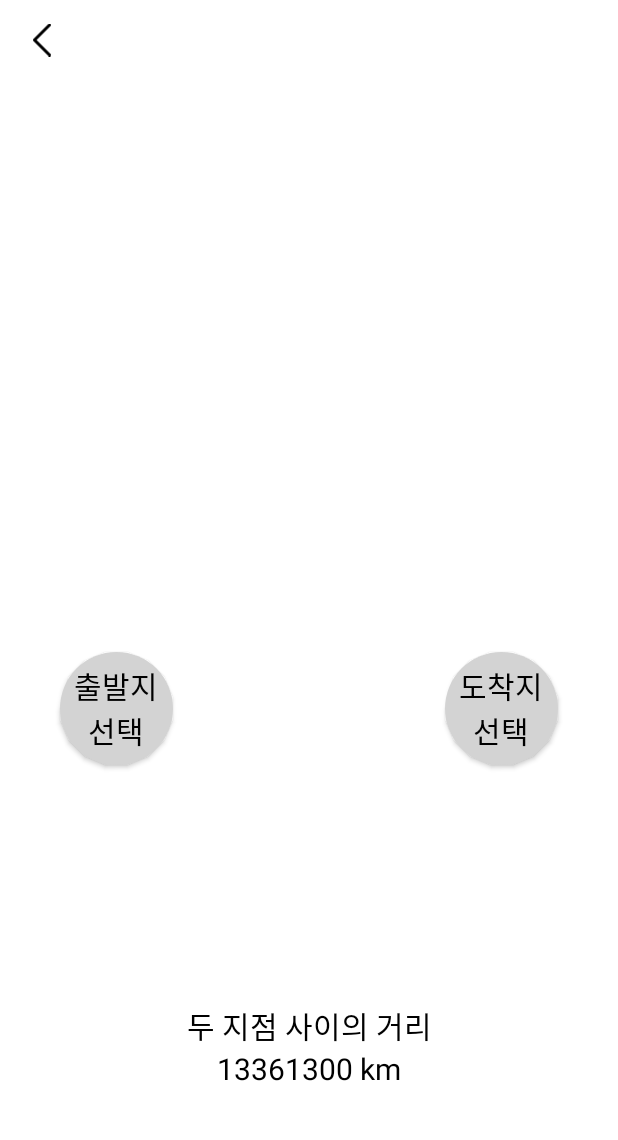
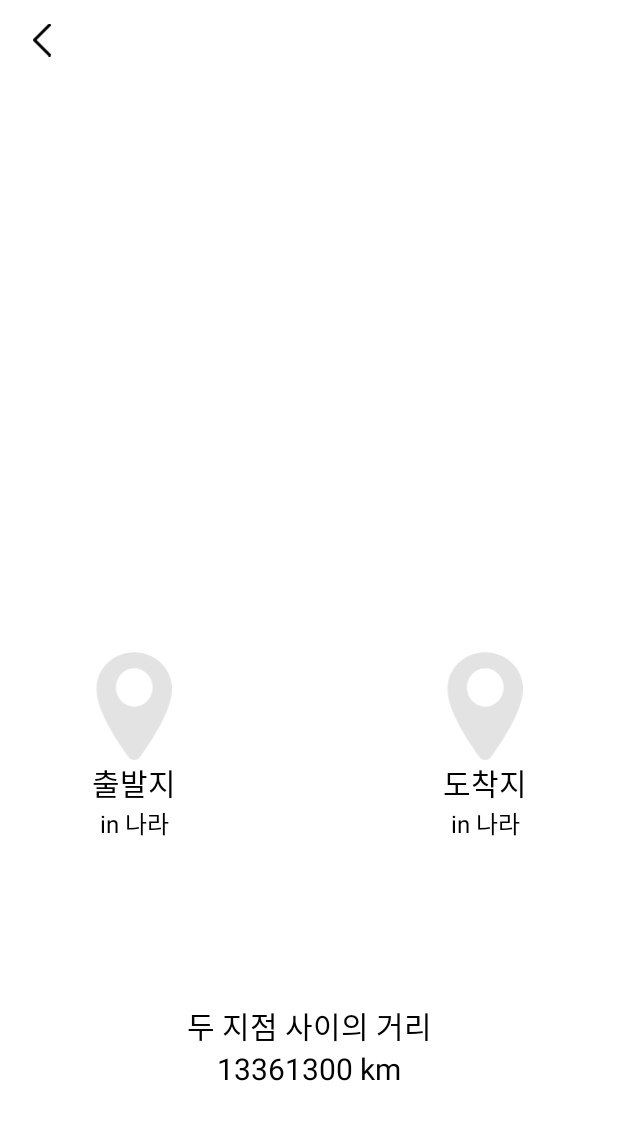
Before and after one commit to Donggrami/Donggrami-Earth1round-AOS, an Android app: the fragment CharacterCourseFragment placed in its activity, on a phone screen of 412 x 824 dp, the part 53-1193 px from its top. Run offline under Robolectric (Android 15) with nearby library versions, the phone set to English and light mode, and no system bars.

Commit message:
[Error] start/end list

```diff
--- a/app/src/main/java/com/example/earth1round_aos/main/character/CharacterCourseFragment.kt
+++ b/app/src/main/java/com/example/earth1round_aos/main/character/CharacterCourseFragment.kt
@@ -4,6 +4,7 @@ import android.os.Bundle
 import android.view.LayoutInflater
 import android.view.View
 import android.view.ViewGroup
+import android.widget.Toast
 import androidx.fragment.app.Fragment
 import androidx.fragment.app.FragmentTransaction
 import com.example.earth1round_aos.R
@@ -12,6 +13,7 @@ import com.example.earth1round_aos.main.MainActivity
 import com.google.android.gms.maps.*
 import com.google.android.gms.maps.model.BitmapDescriptorFactory
 import com.google.android.gms.maps.model.LatLng
+import com.google.android.gms.maps.model.Marker
 import com.google.android.gms.maps.model.MarkerOptions
 import java.lang.Math.cos
 import java.lang.Math.sin
@@ -20,11 +22,14 @@ import kotlin.math.pow
 import kotlin.math.sqrt
 
 
-class CharacterCourseFragment : Fragment(), OnMapReadyCallback {
+class CharacterCourseFragment : Fragment(), OnMapReadyCallback, GoogleMap.OnMarkerClickListener {
 
     lateinit var binding : FragmentCharacterCourseBinding
     lateinit var seoul: LatLng
     lateinit var sydney: LatLng
+
+//    lateinit var str1: String
+//    lateinit var str2: String
 
     override fun onCreateView(
         inflater: LayoutInflater,
@@ -54,10 +59,10 @@ class CharacterCourseFragment : Fragment(), OnMapReadyCallback {
 
 
         // 출발지 도착지 선택
+//        binding.courseStartTv.text = onMarkerClick(Seoul)
 
 
-        // 거리 적용
-        //var d = distance(seoul,sydney).toString()
+        // 거리 적용 나중에 출발지 선택지 들어갈 예정
         val str = "${distance(seoul,sydney)} km"
         binding.characterCourseDistance.text = str
 
@@ -68,24 +73,76 @@ class CharacterCourseFragment : Fragment(), OnMapReadyCallback {
     override fun onMapReady(googleMap: GoogleMap) {
 
         // 구글 지도에 좌표 표시
-        googleMap.addMarker(
+        var Seoul = googleMap.addMarker(
             MarkerOptions()
                 .position(seoul)
-                .title("MarkSeoul")
+                .title("Seoul")
+                .snippet("in 대한민국")
         )
 
-
-        googleMap.addMarker(
+        // 구글 지도에 좌표 표시
+        var Sydney = googleMap.addMarker(
             MarkerOptions()
                 .position(sydney)
-                .title("Marker in Sydney")
+                .title("Sydney")
+                .snippet("in 호주")
                 .icon(
                     BitmapDescriptorFactory.defaultMarker(BitmapDescriptorFactory.HUE_AZURE))
         )
 
         // 핀에 맞춰서 카메라 설정
         googleMap.moveCamera(CameraUpdateFactory.newLatLng(seoul))
+
+        googleMap.setOnMarkerClickListener(this)
+
+        googleMap.uiSettings.isZoomControlsEnabled
     }
+
+//    override fun onMarkerClick(marker: Marker): String {
+//
+////        var str1: String
+//
+//        Toast.makeText(
+//            requireActivity(),
+//            "${marker.title} is clicked",
+//            Toast.LENGTH_SHORT
+//        ).show()
+//
+//        var str1 = marker.title
+//
+//        return str1
+//    }
+
+    override fun onMarkerClick(marker: Marker): Boolean {
+
+//        var str1: String
+
+        Toast.makeText(
+            requireActivity(),
+            "${marker.title} is clicked",
+            Toast.LENGTH_SHORT
+        ).show()
+
+        var str1 = marker.title
+
+        return true
+    }
+
+
+    // 이름 받아오는 함수
+//    private fun getMarkerTitle(marker: Marker){
+//        var str1 = marker.title
+//    }
+//    private fun getMarkerCountry(marker: Marker){
+//        var str2 = marker.snippet
+//    }
+//    private fun setMarkerTitle(): String{
+//        return str1
+//    }
+//    private fun setMarkerCountry(): String{
+//        return str2
+//    }
+//
 
 }
 
--- a/app/src/main/java/com/example/earth1round_aos/main/login/LoginActivity.kt
+++ b/app/src/main/java/com/example/earth1round_aos/main/login/LoginActivity.kt
@@ -3,6 +3,7 @@ package com.example.earth1round_aos.main.login
 import android.content.Intent
 import android.os.Bundle
 import android.os.PersistableBundle
+import android.widget.Toast
 import androidx.appcompat.app.AppCompatActivity
 import com.example.earth1round_aos.databinding.ActivityLoginBinding
 import com.example.earth1round_aos.main.MainActivity
@@ -21,6 +22,7 @@ class LoginActivity: AppCompatActivity() {
         // 카카오 로그인
         binding.loginKakaoLoginCv.setOnClickListener {
             kLogin()
+            Toast.makeText(this, "카카오톡 로그인", Toast.LENGTH_SHORT).show()
             startActivity(Intent(this, MainActivity::class.java))
             finish()
         }
@@ -29,6 +31,7 @@ class LoginActivity: AppCompatActivity() {
         // 구글 로그인
         binding.loginGoogleLoginCv.setOnClickListener {
             gLogin()
+            Toast.makeText(this, "구글 로그인", Toast.LENGTH_SHORT).show()
             startActivity(Intent(this, MainActivity::class.java))
             finish()
         }
--- /dev/null
+++ b/app/src/main/res/drawable/ic_location.xml
@@ -0,0 +1,12 @@
+<vector xmlns:android="http://schemas.android.com/apk/res/android"
+    android:width="52dp"
+    android:height="73dp"
+    android:viewportWidth="52"
+    android:viewportHeight="73">
+  <path
+      android:pathData="M51.965,25.707C51.965,40.011 37.257,61.615 30.158,71.154C29.741,71.717 29.187,72.177 28.543,72.495C27.899,72.812 27.183,72.978 26.457,72.978C25.731,72.978 25.016,72.812 24.372,72.495C23.728,72.177 23.174,71.717 22.757,71.154C15.689,61.607 0.942,40.011 0.942,25.707C0.761,22.423 1.286,19.138 2.487,16.052C3.687,12.967 5.537,10.146 7.924,7.76C10.311,5.375 13.184,3.475 16.37,2.177C19.556,0.879 22.986,0.209 26.454,0.209C29.921,0.209 33.351,0.879 36.537,2.177C39.723,3.475 42.596,5.375 44.983,7.76C47.37,10.146 49.22,12.967 50.42,16.052C51.62,19.138 52.146,22.423 51.965,25.707Z"
+      android:fillColor="#E3E3E3"/>
+  <path
+      android:pathData="M14,24a12.5,13 0,1 0,25 0a12.5,13 0,1 0,-25 0z"
+      android:fillColor="#ffffff"/>
+</vector>
--- a/app/src/main/res/layout/fragment_character_course.xml
+++ b/app/src/main/res/layout/fragment_character_course.xml
@@ -32,33 +32,70 @@
         app:layout_constraintStart_toStartOf="parent"
         app:layout_constraintTop_toTopOf="parent"/>
 
+    <ImageView
+        android:id="@+id/course_start_iv"
+        android:layout_width="51dp"
+        android:layout_height="72dp"
+        android:layout_marginTop="20dp"
+        android:layout_marginStart="63dp"
+        android:src="@drawable/ic_location"
+        app:layout_constraintStart_toStartOf="parent"
+        app:layout_constraintTop_toBottomOf="@id/character_course_map"/>
 
-    <androidx.appcompat.widget.AppCompatButton
-        android:id="@+id/character_course_start"
-        android:layout_width="75dp"
-        android:layout_height="75dp"
+    <TextView
+        android:id="@+id/course_start_tv"
+        android:layout_width="wrap_content"
+        android:layout_height="wrap_content"
+        android:text="출발지"
+        android:textSize="20sp"
+        android:textColor="@color/black"
+        app:layout_constraintTop_toBottomOf="@+id/course_start_iv"
+        app:layout_constraintStart_toStartOf="@+id/course_start_iv"
+        app:layout_constraintEnd_toEndOf="@+id/course_start_iv"/>
+
+    <TextView
+        android:id="@+id/course_start_country_tv"
+        android:layout_width="wrap_content"
+        android:layout_height="wrap_content"
+        android:text="in 나라"
+        android:textSize="16sp"
+        android:textColor="@color/black"
+        app:layout_constraintTop_toBottomOf="@+id/course_start_tv"
+        app:layout_constraintStart_toStartOf="@+id/course_start_tv"
+        app:layout_constraintEnd_toEndOf="@+id/course_start_tv"/>
+
+    <ImageView
+        android:id="@+id/course_end_iv"
+        android:layout_width="51dp"
+        android:layout_height="72dp"
         android:layout_marginTop="20dp"
-        android:layout_marginStart="40dp"
-        android:text="출발지\n선택"
-        android:background="@drawable/button_circle"
+        android:layout_marginEnd="63dp"
+        android:src="@drawable/ic_location"
+        app:layout_constraintEnd_toEndOf="parent"
+        app:layout_constraintTop_toBottomOf="@id/character_course_map"/>
+
+    <TextView
+        android:id="@+id/course_end_tv"
+        android:layout_width="wrap_content"
+        android:layout_height="wrap_content"
+        android:text="도착지"
+        android:textSize="20sp"
         android:textColor="@color/black"
-        android:textSize="20sp"
-        app:layout_constraintStart_toStartOf="parent"
-        app:layout_constraintTop_toBottomOf="@id/character_course_map" />
+        app:layout_constraintTop_toBottomOf="@+id/course_end_iv"
+        app:layout_constraintStart_toStartOf="@+id/course_end_iv"
+        app:layout_constraintEnd_toEndOf="@+id/course_end_iv"/>
 
+    <TextView
+        android:id="@+id/course_end_country_tv"
+        android:layout_width="wrap_content"
+        android:layout_height="wrap_content"
+        android:text="in 나라"
+        android:textSize="16sp"
+        android:textColor="@color/black"
+        app:layout_constraintTop_toBottomOf="@+id/course_end_tv"
+        app:layout_constraintStart_toStartOf="@+id/course_end_tv"
+        app:layout_constraintEnd_toEndOf="@+id/course_end_tv"/>
 
-    <androidx.appcompat.widget.AppCompatButton
-        android:id="@+id/character_course_end"
-        android:layout_width="75dp"
-        android:layout_height="75dp"
-        android:layout_marginTop="20dp"
-        android:layout_marginEnd="40dp"
-        android:text="도착지\n선택"
-        android:background="@drawable/button_circle"
-        android:textColor="@color/black"
-        android:textSize="20sp"
-        app:layout_constraintEnd_toEndOf="parent"
-        app:layout_constraintTop_toBottomOf="@id/character_course_map" />
 
     <TextView
         android:id="@+id/character_course_between_tv"
--- a/app/src/main/res/values/colors.xml
+++ b/app/src/main/res/values/colors.xml
@@ -10,5 +10,5 @@
     <color name="light_gray">#E3E3E3</color>
     <color name="dark_gray">#C4C4C4</color>
     <color name="bg_blue">#D0E9FF</color>
-    <color name="main_yellow">#FFDE30</color>
+    <color name="main_yellow">#FFE600</color>
 </resources>
```
